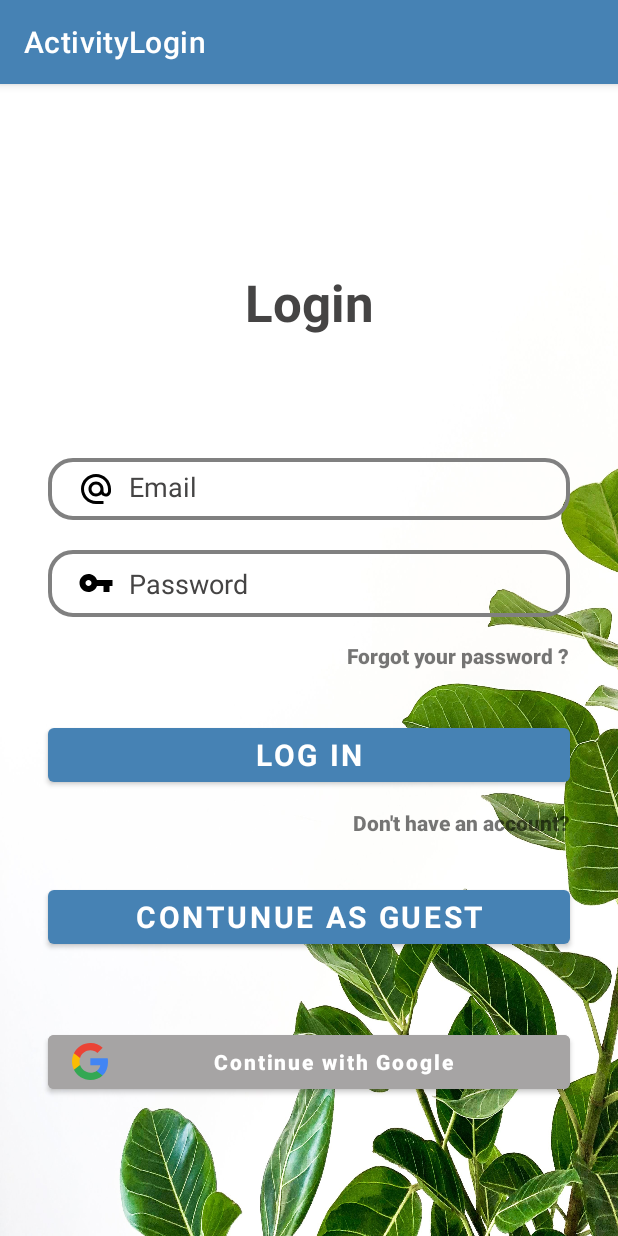
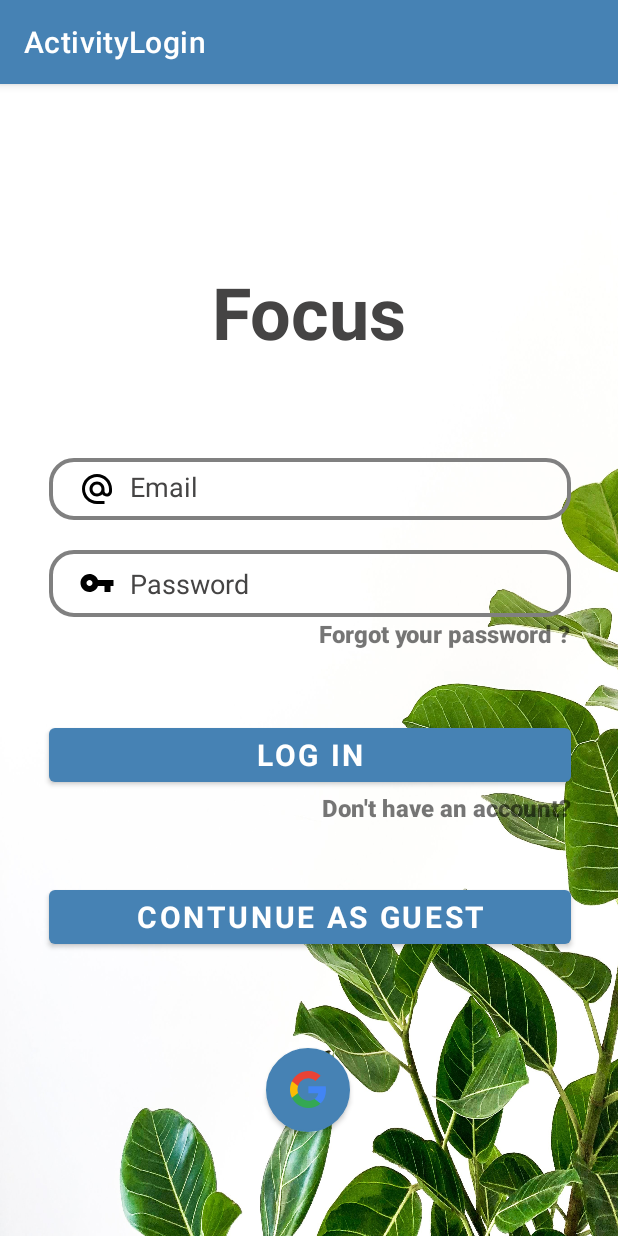
Before and after one commit to wodouxiangxiaole/FocusApp, an Android app: the ActivityLogin screen opened directly, with no data from a screen before it, on a phone screen of 412 x 824 dp. Run offline under Robolectric (Android 15) with nearby library versions, the phone set to English and light mode, and no system bars; our stand-ins replace Firebase (no records; nobody signed in at launch, a user with empty details on screens opened directly); Roboto replaces fonts that are not available here.

Commit message:
login updated

```diff
--- a/app/src/main/java/com/xd/focusapp/data/LoginDataSource.kt
+++ b/app/src/main/java/com/xd/focusapp/data/model/LoginDataSource.kt
@@ -1,6 +1,5 @@
-package com.xd.focusapp.data
+package com.xd.focusapp.data.model
 
-import com.xd.focusapp.data.model.LoggedInUser
 import java.io.IOException
 
 /**
--- a/app/src/main/java/com/xd/focusapp/data/LoginRepository.kt
+++ b/app/src/main/java/com/xd/focusapp/data/model/LoginRepository.kt
@@ -1,6 +1,4 @@
-package com.xd.focusapp.data
-
-import com.xd.focusapp.data.model.LoggedInUser
+package com.xd.focusapp.data.model
 
 /**
  * Class that requests authentication and user information from the remote data source and
--- a/app/src/main/java/com/xd/focusapp/data/Result.kt
+++ b/app/src/main/java/com/xd/focusapp/data/model/Result.kt
@@ -1,4 +1,4 @@
-package com.xd.focusapp.data
+package com.xd.focusapp.data.model
 
 /**
  * A generic class that holds a value with its loading status.
--- a/app/src/main/java/com/xd/focusapp/ui/login/LoginViewModel.kt
+++ b/app/src/main/java/com/xd/focusapp/ui/login/LoginViewModel.kt
@@ -4,8 +4,8 @@ import androidx.lifecycle.LiveData
 import androidx.lifecycle.MutableLiveData
 import androidx.lifecycle.ViewModel
 import android.util.Patterns
-import com.xd.focusapp.data.LoginRepository
-import com.xd.focusapp.data.Result
+import com.xd.focusapp.data.model.LoginRepository
+import com.xd.focusapp.data.model.Result
 
 import com.xd.focusapp.R
 
--- a/app/src/main/java/com/xd/focusapp/ui/login/LoginViewModelFactory.kt
+++ b/app/src/main/java/com/xd/focusapp/ui/login/LoginViewModelFactory.kt
@@ -2,8 +2,8 @@ package com.xd.focusapp.ui.login
 
 import androidx.lifecycle.ViewModel
 import androidx.lifecycle.ViewModelProvider
-import com.xd.focusapp.data.LoginDataSource
-import com.xd.focusapp.data.LoginRepository
+import com.xd.focusapp.data.model.LoginDataSource
+import com.xd.focusapp.data.model.LoginRepository
 
 /**
  * ViewModel provider factory to instantiate LoginViewModel.
--- /dev/null
+++ b/app/src/main/res/drawable/circle_btn.xml
@@ -0,0 +1,10 @@
+<?xml version="1.0" encoding="utf-8"?>
+<selector xmlns:android="http://schemas.android.com/apk/res/android">
+    <item>
+        <shape android:shape="oval">
+            <stroke android:color="@color/dark_grey" android:width="1dp" />
+            <solid android:color="@color/grey"/>
+            <size android:width="160dp" android:height="150dp"/>
+        </shape>
+    </item>
+</selector>
--- a/app/src/main/res/layout/activity_login.xml
+++ b/app/src/main/res/layout/activity_login.xml
@@ -13,9 +13,9 @@
         android:layout_width="wrap_content"
         android:layout_height="wrap_content"
         android:fontFamily="@font/audiowide"
-        android:text="Login"
+        android:text="Focus"
         android:textColor="@color/dark_grey"
-        android:textSize="34sp"
+        android:textSize="48sp"
         android:textStyle="bold"
         app:layout_constraintBottom_toBottomOf="parent"
         app:layout_constraintEnd_toEndOf="parent"
@@ -41,9 +41,10 @@
         android:textColorHint="@color/dark_grey"
         app:layout_constraintBottom_toBottomOf="parent"
         app:layout_constraintEnd_toEndOf="parent"
+        app:layout_constraintHorizontal_bias="0.507"
         app:layout_constraintStart_toStartOf="parent"
         app:layout_constraintTop_toBottomOf="@+id/login_tv"
-        app:layout_constraintVertical_bias="0.07999998" />
+        app:layout_constraintVertical_bias="0.051" />
 
     <EditText
         android:id="@+id/inputPassword_login"
@@ -103,12 +104,13 @@
         android:layout_height="wrap_content"
         android:fontFamily="sans-serif-black"
         android:text="Forgot your password ?"
+        android:textSize="16sp"
         app:layout_constraintBottom_toBottomOf="parent"
         app:layout_constraintEnd_toEndOf="@+id/inputPassword_login"
         app:layout_constraintHorizontal_bias="1.0"
         app:layout_constraintStart_toStartOf="@+id/inputPassword_login"
         app:layout_constraintTop_toBottomOf="@+id/inputPassword_login"
-        app:layout_constraintVertical_bias="0.04000002" />
+        app:layout_constraintVertical_bias="0.0" />
 
     <TextView
         android:id="@+id/noAccount_tv"
@@ -116,31 +118,33 @@
         android:layout_height="wrap_content"
         android:fontFamily="sans-serif-black"
         android:text="Don't have an account?"
+        android:textSize="16sp"
         app:layout_constraintBottom_toBottomOf="parent"
         app:layout_constraintEnd_toEndOf="@+id/loginButton"
         app:layout_constraintHorizontal_bias="1.0"
         app:layout_constraintStart_toStartOf="@+id/loginButton"
         app:layout_constraintTop_toBottomOf="@+id/loginButton"
-        app:layout_constraintVertical_bias="0.04000002" />
+        app:layout_constraintVertical_bias="0.0" />
 
     <Button
         android:id="@+id/google_button"
-        android:layout_width="0dp"
-        android:layout_height="wrap_content"
-        android:backgroundTint="#A6A4A4"
+        android:layout_width="56dp"
+        android:layout_height="56dp"
+        android:background="@drawable/circle_btn"
+        android:backgroundTint="@color/grey"
+
         android:drawableStart="@drawable/google"
         android:fontFamily="sans-serif-black"
-        android:text="Continue with Google"
         android:textAllCaps="false"
         app:icon="@drawable/google"
         app:iconPadding="8dp"
         app:iconTintMode="multiply"
         app:layout_constraintBottom_toBottomOf="parent"
         app:layout_constraintEnd_toEndOf="@+id/loginButton"
-        app:layout_constraintHorizontal_bias="0.0"
+        app:layout_constraintHorizontal_bias="0.496"
         app:layout_constraintStart_toStartOf="@+id/loginButton"
-        app:layout_constraintTop_toBottomOf="@+id/loginButton"
-        app:layout_constraintVertical_bias="0.629" />
+        app:layout_constraintTop_toBottomOf="@+id/Guest_loginBtn"
+        app:layout_constraintVertical_bias="0.478" />
 
     <ProgressBar
         android:id="@+id/loading"
```
